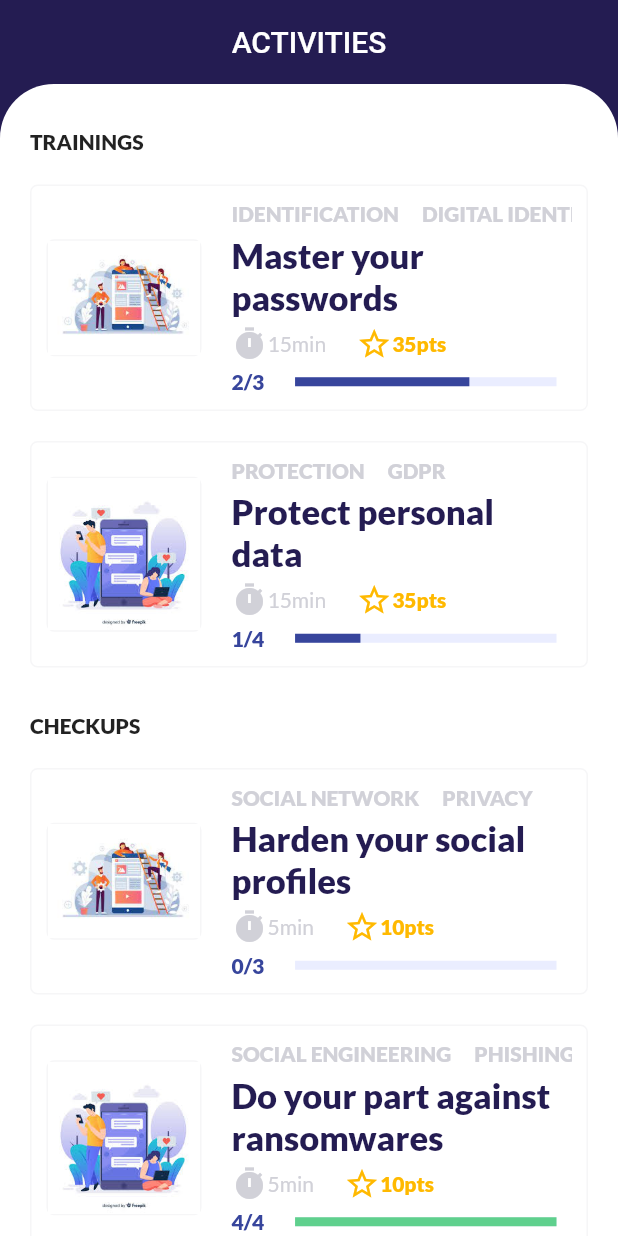
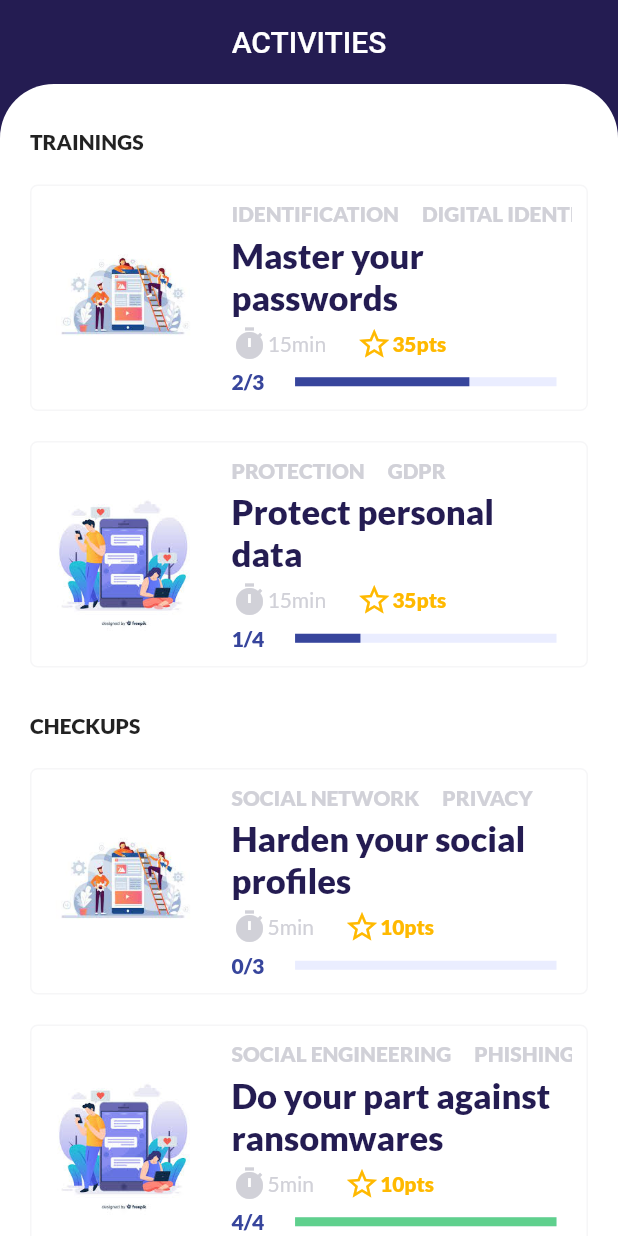
Before and after one commit to hugotiem/CaptainCyber, a Flutter app: the screen it shows after launch, on a phone screen of 412 x 824 dp. Run offline on Flutter 3.47's test engine with Material 2 defaults, Android fonts, the light colour scheme and no system bars; drawn by our look-alikes of percent_indicator; our stand-ins replace google_fonts.

Commit message:
fix details

```diff
--- a/lib/home/activities_list.dart
+++ b/lib/home/activities_list.dart
@@ -35,10 +35,6 @@ class AcitivitesList extends StatelessWidget {
             flex: 1,
             child: Container(
               margin: const EdgeInsets.symmetric(horizontal: 10),
-              decoration: BoxDecoration(
-                border: Border.all(color: CyberColors.grey.withOpacity(0.2)),
-                borderRadius: const BorderRadius.all(Radius.circular(5)),
-              ),
               child: Image(
                 fit: BoxFit.contain,
                 image: AssetImage(img),
```
